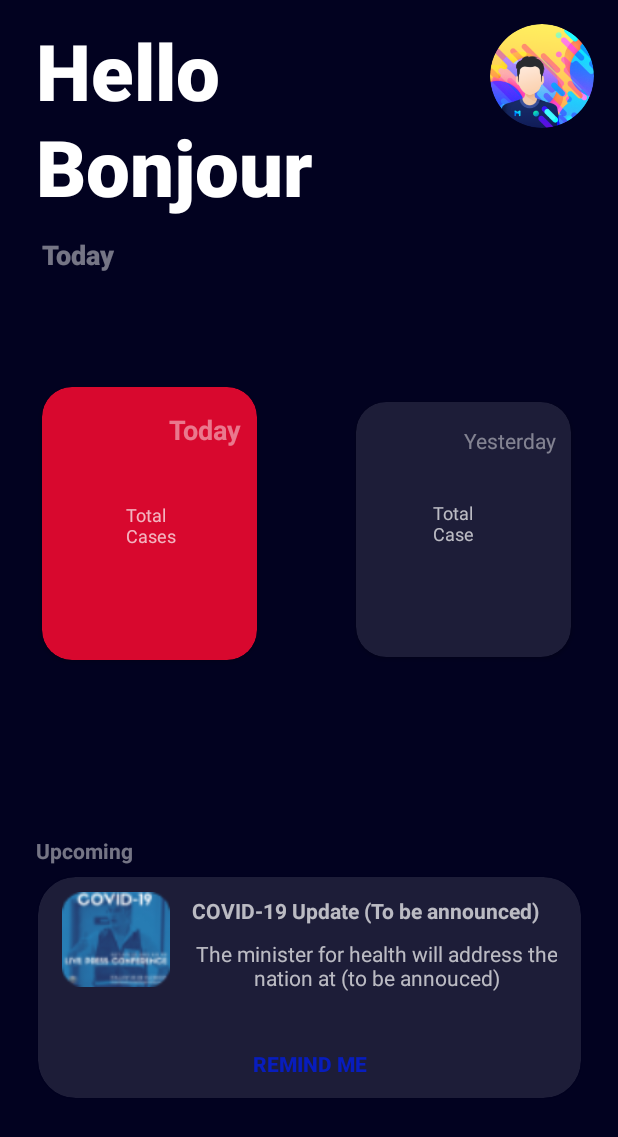
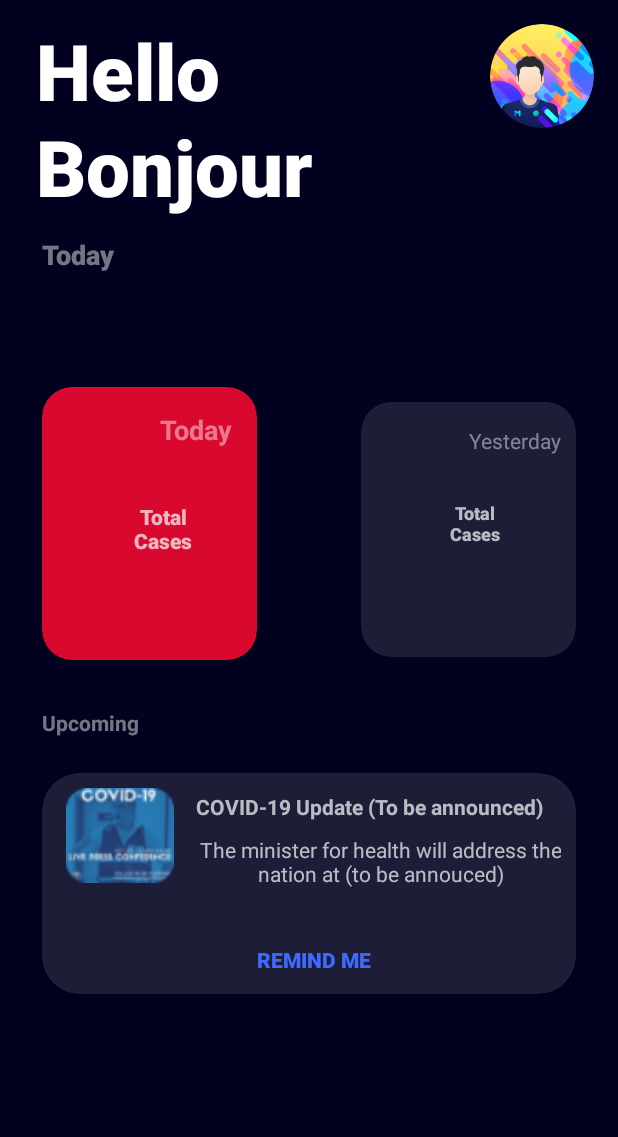
Before and after one commit to davethedevofficial/CaribbeanCovid19Meter, an Android app: the layout activity_island_detail.xml on its own in the app's theme, with its tools: preview values and no code run, on a phone screen of 412 x 824 dp. Shown: the top 1137 px of the screen. Run offline under Robolectric (Android 15) with nearby library versions, the phone set to English and light mode, and no system bars; network calls fail; Roboto replaces fonts that are not available here.

Commit message:
minor changes

```diff
--- a/app/src/main/res/layout/activity_island_detail.xml
+++ b/app/src/main/res/layout/activity_island_detail.xml
@@ -1,7 +1,11 @@
 <?xml version="1.0" encoding="utf-8"?>
-<androidx.constraintlayout.widget.ConstraintLayout xmlns:android="http://schemas.android.com/apk/res/android"
+
+<ScrollView  xmlns:android="http://schemas.android.com/apk/res/android"
     xmlns:app="http://schemas.android.com/apk/res-auto"
     xmlns:tools="http://schemas.android.com/tools"
+    android:layout_width="match_parent"
+    android:layout_height="match_parent">
+<androidx.constraintlayout.widget.ConstraintLayout
     android:layout_width="match_parent"
     android:layout_height="match_parent"
     tools:context=".IslandDetailActivity">
@@ -13,7 +17,7 @@
         android:layout_marginStart="28dp"
         android:layout_marginLeft="28dp"
         android:fontFamily="sans-serif-black"
-        android:textColor="@color/colorSubtitle"
+        android:textColor="@color/colorTitle"
         android:textSize="30sp"
         android:textStyle="bold"
         app:layout_constraintStart_toStartOf="parent"
@@ -101,8 +105,8 @@
                 android:layout_width="wrap_content"
                 android:layout_height="wrap_content"
                 android:layout_marginTop="16dp"
-                android:layout_marginEnd="10dp"
-                android:layout_marginRight="10dp"
+                android:layout_marginEnd="16dp"
+                android:layout_marginRight="16dp"
                 android:text="@string/today_default"
                 android:textColor="@color/colorSubtitle"
                 android:textSize="18sp"
@@ -110,13 +114,12 @@
                 app:layout_constraintEnd_toEndOf="parent"
                 app:layout_constraintTop_toTopOf="parent" />
 
-
             <TextView
                 android:id="@+id/totalNo"
                 android:layout_width="wrap_content"
                 android:layout_height="wrap_content"
-                android:layout_marginStart="8dp"
-                android:layout_marginLeft="8dp"
+                android:layout_marginStart="24dp"
+                android:layout_marginLeft="24dp"
                 android:layout_marginTop="50dp"
                 android:layout_marginBottom="67dp"
                 android:textSize="40sp"
@@ -128,53 +131,54 @@
 
             <TextView
                 android:id="@+id/totalCasesLabel"
-                android:layout_width="34dp"
-                android:layout_height="32dp"
+                android:layout_width="49dp"
+                android:layout_height="35dp"
                 android:layout_marginStart="10dp"
                 android:layout_marginLeft="10dp"
                 android:layout_marginTop="36dp"
                 android:layout_marginEnd="16dp"
                 android:layout_marginRight="16dp"
-                android:gravity="clip_vertical"
+                android:fontFamily="sans-serif-black"
+                android:gravity="clip_vertical|center_horizontal"
                 android:text="@string/total_cases_label"
-                android:textSize="12sp"
+                android:textSize="14sp"
                 app:layout_constraintEnd_toEndOf="parent"
                 app:layout_constraintStart_toEndOf="@+id/totalNo"
                 app:layout_constraintTop_toBottomOf="@+id/todayLabel" />
 
             <ImageView
+                android:id="@+id/noTrendImage"
+                android:layout_width="31dp"
+                android:layout_height="30dp"
+                android:layout_marginStart="16dp"
+                android:layout_marginLeft="16dp"
+                android:contentDescription="@string/no_rise_default"
+                app:layout_constraintStart_toStartOf="parent"
+                app:layout_constraintTop_toTopOf="@+id/todayLabel"
+                app:srcCompat="@drawable/no_trend_white"
+                tools:visibility="invisible" />
+
+            <ImageView
                 android:id="@+id/upTrendImage"
                 android:layout_width="29dp"
                 android:layout_height="31dp"
-                android:layout_marginStart="8dp"
-                android:layout_marginLeft="8dp"
-                android:layout_marginTop="4dp"
+                android:layout_marginStart="16dp"
+                android:layout_marginLeft="16dp"
                 android:contentDescription="@string/increase_default"
                 app:layout_constraintStart_toStartOf="parent"
-                app:layout_constraintTop_toTopOf="parent"
+                app:layout_constraintTop_toTopOf="@+id/todayLabel"
                 app:srcCompat="@drawable/up_trend_white"
-                tools:visibility="invisible" />
-
-            <ImageView
-                android:id="@+id/noTrendImage"
-                android:layout_width="31dp"
-                android:layout_height="30dp"
-                android:layout_marginStart="8dp"
-                android:layout_marginLeft="8dp"
-                android:layout_marginTop="4dp"
-                android:contentDescription="@string/no_rise_default"
-                app:layout_constraintStart_toStartOf="parent"
-                app:layout_constraintTop_toTopOf="parent"
-                app:srcCompat="@drawable/no_trend_white"
                 tools:visibility="invisible" />
 
             <TextView
                 android:id="@+id/todayNewCases"
                 android:layout_width="wrap_content"
                 android:layout_height="wrap_content"
-                android:layout_marginStart="8dp"
-                android:layout_marginLeft="8dp"
+                android:layout_marginStart="16dp"
+                android:layout_marginLeft="16dp"
                 android:layout_marginBottom="5dp"
+                android:fontFamily="sans-serif-black"
+                android:textColor="@color/colorSubtitle"
                 app:layout_constraintBottom_toTopOf="@+id/totalDeaths"
                 app:layout_constraintStart_toStartOf="parent" />
 
@@ -182,9 +186,11 @@
                 android:id="@+id/totalDeaths"
                 android:layout_width="wrap_content"
                 android:layout_height="wrap_content"
-                android:layout_marginStart="8dp"
-                android:layout_marginLeft="8dp"
+                android:layout_marginStart="16dp"
+                android:layout_marginLeft="16dp"
                 android:layout_marginBottom="15dp"
+                android:fontFamily="sans-serif-black"
+                android:textColor="@color/colorSubtitle"
                 app:layout_constraintBottom_toBottomOf="parent"
                 app:layout_constraintStart_toStartOf="parent" />
 
@@ -196,15 +202,12 @@
     <androidx.cardview.widget.CardView
         android:layout_width="143dp"
         android:layout_height="170dp"
-        android:layout_marginStart="50dp"
-        android:layout_marginLeft="50dp"
         android:layout_marginTop="30dp"
-        android:layout_marginEnd="16dp"
-        android:layout_marginRight="16dp"
+        android:layout_marginEnd="28dp"
+        android:layout_marginRight="28dp"
         app:cardBackgroundColor="#1D1D38"
         app:cardCornerRadius="20sp"
         app:layout_constraintEnd_toEndOf="parent"
-        app:layout_constraintStart_toEndOf="@+id/cardView"
         app:layout_constraintTop_toBottomOf="@+id/chooseIslandLabel3">
 
         <androidx.constraintlayout.widget.ConstraintLayout
@@ -225,11 +228,13 @@
 
             <TextView
                 android:id="@+id/yesterdayCasesLabel"
-                android:layout_width="32dp"
-                android:layout_height="29dp"
+                android:layout_width="48dp"
+                android:layout_height="30dp"
                 android:layout_marginTop="30dp"
                 android:layout_marginEnd="16dp"
                 android:layout_marginRight="16dp"
+                android:fontFamily="sans-serif-black"
+                android:gravity="center"
                 android:text="@string/total_cases_label"
                 android:textSize="12sp"
                 app:layout_constraintEnd_toEndOf="parent"
@@ -240,10 +245,11 @@
                 android:id="@+id/yesterdayCount"
                 android:layout_width="wrap_content"
                 android:layout_height="wrap_content"
-                android:layout_marginStart="7dp"
-                android:layout_marginLeft="7dp"
+                android:layout_marginStart="24dp"
+                android:layout_marginLeft="24dp"
                 android:layout_marginTop="50dp"
                 android:layout_marginBottom="67dp"
+                android:fontFamily="sans-serif-black"
                 android:textSize="37sp"
                 app:layout_constraintBottom_toBottomOf="parent"
                 app:layout_constraintStart_toStartOf="parent"
@@ -253,9 +259,11 @@
                 android:id="@+id/yesterdayDeathLabel"
                 android:layout_width="wrap_content"
                 android:layout_height="wrap_content"
-                android:layout_marginStart="8dp"
-                android:layout_marginLeft="8dp"
+                android:layout_marginStart="16dp"
+                android:layout_marginLeft="16dp"
                 android:layout_marginBottom="15dp"
+                android:fontFamily="sans-serif-black"
+                android:textColor="@color/colorSubtitle"
                 app:layout_constraintBottom_toBottomOf="parent"
                 app:layout_constraintStart_toStartOf="parent" />
 
@@ -263,9 +271,11 @@
                 android:id="@+id/yestCasesLabel"
                 android:layout_width="wrap_content"
                 android:layout_height="wrap_content"
-                android:layout_marginStart="8dp"
-                android:layout_marginLeft="8dp"
+                android:layout_marginStart="16dp"
+                android:layout_marginLeft="16dp"
                 android:layout_marginBottom="5dp"
+                android:fontFamily="sans-serif-black"
+                android:textColor="@color/colorSubtitle"
                 app:layout_constraintBottom_toTopOf="@+id/yesterdayDeathLabel"
                 app:layout_constraintStart_toStartOf="parent" />
 
@@ -274,11 +284,11 @@
 
     <androidx.cardview.widget.CardView
         android:id="@+id/cardView2"
-        android:layout_width="362dp"
+        android:layout_width="0dp"
         android:layout_height="147dp"
         android:layout_marginStart="28dp"
         android:layout_marginLeft="28dp"
-        android:layout_marginTop="73dp"
+        android:layout_marginTop="24dp"
         android:layout_marginEnd="28dp"
         android:layout_marginRight="28dp"
         android:layout_marginBottom="21dp"
@@ -287,7 +297,7 @@
         app:layout_constraintBottom_toBottomOf="parent"
         app:layout_constraintEnd_toEndOf="parent"
         app:layout_constraintStart_toStartOf="parent"
-        app:layout_constraintTop_toBottomOf="@+id/cardView">
+        app:layout_constraintTop_toBottomOf="@+id/upcomingLabel">
 
         <androidx.constraintlayout.widget.ConstraintLayout
             android:layout_width="362dp"
@@ -313,7 +323,7 @@
                 android:layout_marginBottom="5dp"
                 android:onClick="Reminder"
                 android:text="@string/remind_me"
-                android:textColor="#081DBD"
+                android:textColor="#3E6BFF"
                 android:textStyle="bold"
                 app:layout_constraintBottom_toBottomOf="parent"
                 app:layout_constraintEnd_toEndOf="parent"
@@ -385,13 +395,14 @@
         android:id="@+id/upcomingLabel"
         android:layout_width="wrap_content"
         android:layout_height="wrap_content"
-        android:layout_marginStart="24dp"
-        android:layout_marginLeft="24dp"
-        android:layout_marginBottom="8dp"
+        android:layout_marginStart="28dp"
+        android:layout_marginLeft="28dp"
+        android:layout_marginTop="32dp"
         android:text="@string/upcoming_text"
         android:textColor="@color/colorSubtitle"
         android:textStyle="bold"
-        app:layout_constraintBottom_toTopOf="@+id/cardView2"
-        app:layout_constraintStart_toStartOf="parent" />
+        app:layout_constraintStart_toStartOf="parent"
+        app:layout_constraintTop_toBottomOf="@+id/cardView" />
 
 </androidx.constraintlayout.widget.ConstraintLayout>
+</ScrollView>
```
